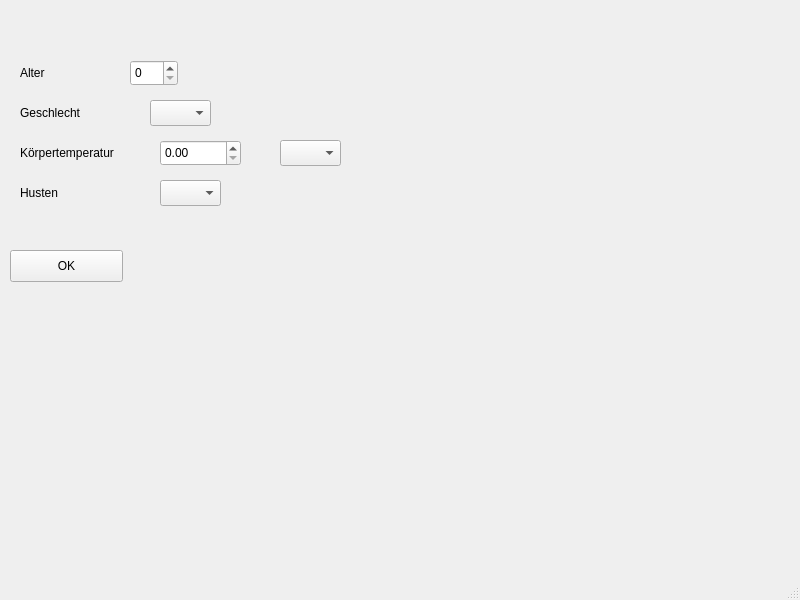
First picture: the form in FrmMain.ui, repository MusMuss1/CDSS_Hals, before the edit.
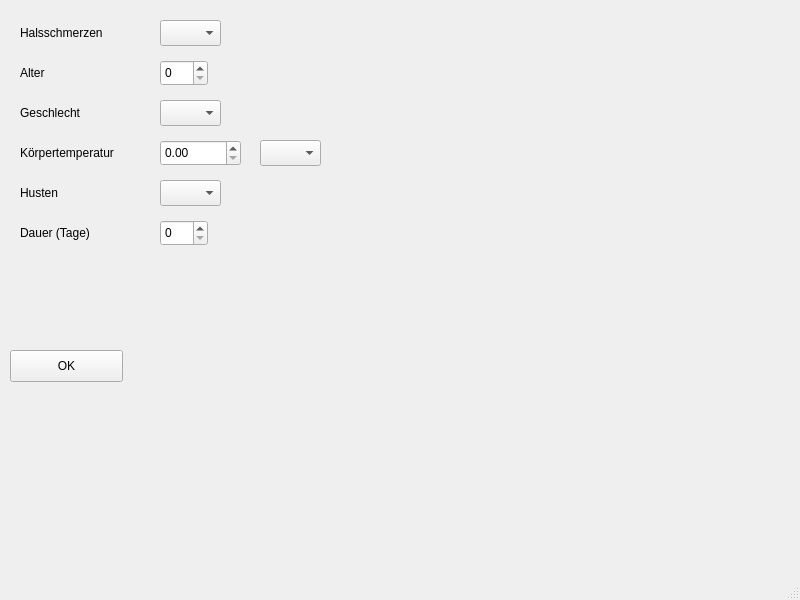
Second picture: the form after the edit.

Commit message: Changes add painbox add timebox changed values for age mcisaac score

The edit to the form file:
```diff
--- a/FrmMain.ui
+++ b/FrmMain.ui
@@ -18,7 +18,7 @@
     <property name="geometry">
      <rect>
       <x>10</x>
-      <y>250</y>
+      <y>350</y>
       <width>113</width>
       <height>32</height>
      </rect>
@@ -40,7 +40,7 @@
    <widget class="QSpinBox" name="spinboxage">
     <property name="geometry">
      <rect>
-      <x>130</x>
+      <x>160</x>
       <y>60</y>
       <width>48</width>
       <height>26</height>
@@ -50,7 +50,7 @@
    <widget class="QComboBox" name="cmbgender">
     <property name="geometry">
      <rect>
-      <x>150</x>
+      <x>160</x>
       <y>100</y>
       <width>61</width>
       <height>26</height>
@@ -60,7 +60,7 @@
    <widget class="QComboBox" name="cmbfieber">
     <property name="geometry">
      <rect>
-      <x>280</x>
+      <x>260</x>
       <y>140</y>
       <width>61</width>
       <height>26</height>
@@ -129,6 +129,52 @@
      </rect>
     </property>
    </widget>
+   <widget class="QLabel" name="label_5">
+    <property name="geometry">
+     <rect>
+      <x>20</x>
+      <y>220</y>
+      <width>91</width>
+      <height>26</height>
+     </rect>
+    </property>
+    <property name="text">
+     <string>Dauer (Tage)</string>
+    </property>
+   </widget>
+   <widget class="QSpinBox" name="spinboxtime">
+    <property name="geometry">
+     <rect>
+      <x>160</x>
+      <y>220</y>
+      <width>48</width>
+      <height>26</height>
+     </rect>
+    </property>
+   </widget>
+   <widget class="QLabel" name="label_6">
+    <property name="geometry">
+     <rect>
+      <x>20</x>
+      <y>20</y>
+      <width>111</width>
+      <height>26</height>
+     </rect>
+    </property>
+    <property name="text">
+     <string>Halsschmerzen</string>
+    </property>
+   </widget>
+   <widget class="QComboBox" name="cmbpain">
+    <property name="geometry">
+     <rect>
+      <x>160</x>
+      <y>20</y>
+      <width>61</width>
+      <height>26</height>
+     </rect>
+    </property>
+   </widget>
   </widget>
   <widget class="QMenuBar" name="menubar">
    <property name="geometry">
```
The commit also changes 1 other file.
